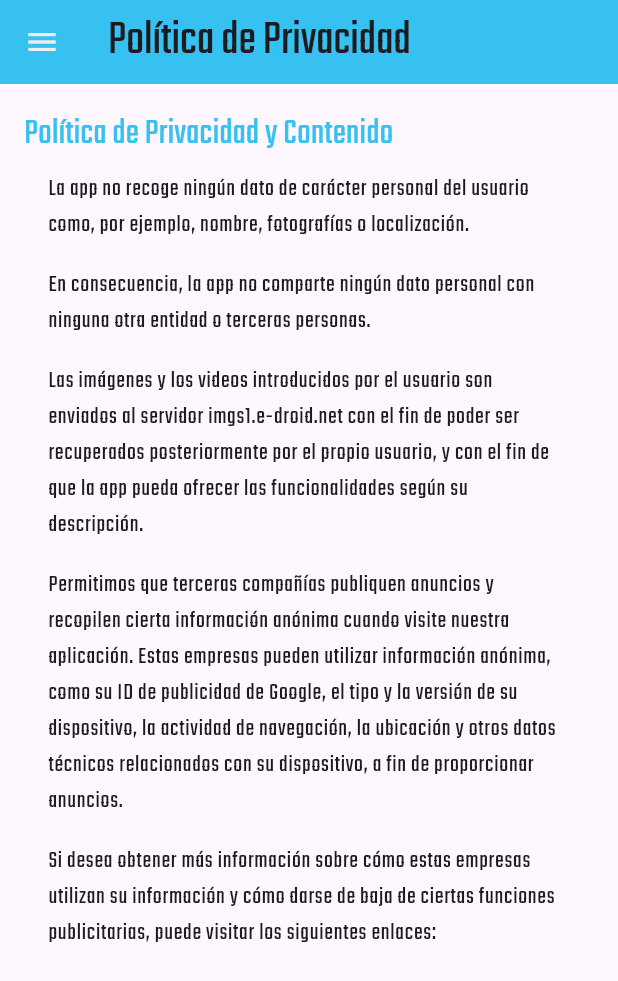
After one commit to Imatifdev/motoplay, a Flutter app: the screen it shows after launch, in the side drawer, after a tap on "Politicas de Privacidad", on a phone screen of 412 x 824 dp. The commit adds this screen. Shown: the top 981 px of the screen. Run offline on Flutter 3.47's test engine with Material 2 defaults, Android fonts, the phone set to English and light mode, and no system bars; our stand-ins replace google_fonts; missing offline and left inert: blogger_api.

Commit message:
privacy-policy

```diff
--- a/lib/screens/dashboard.dart
+++ b/lib/screens/dashboard.dart
@@ -6,6 +6,7 @@ import 'package:flutter/material.dart';
 import 'package:http/http.dart' as http;
 import 'package:motplay/screens/configration.dart';
 import 'package:motplay/screens/dmca.dart';
+import 'package:motplay/screens/privacy-policy.dart';
 import 'package:xml/xml.dart';
 import '../test/html_view.dart';
 import '../utils/constanst.dart';
@@ -220,6 +221,10 @@ class _DashboardState extends State<Dashboard> {
               thickness: 0.5,
             ),
             ListTile(
+              onTap: () {
+                Navigator.push(context,
+                    MaterialPageRoute(builder: (ctx) => PrivacyPolicyScreen()));
+              },
               leading: ImageIcon(AssetImage("assets/images/icon2.png")),
               title: Text(
                 "Politicas de Privacidad",
--- /dev/null
+++ b/lib/screens/privacy-policy.dart
@@ -0,0 +1,49 @@
+import 'package:flutter/material.dart';
+import 'package:motplay/utils/mycolors.dart';
+import 'package:url_launcher/url_launcher.dart';
+
+class PrivacyPolicyScreen extends StatelessWidget {
+  @override
+  Widget build(BuildContext context) {
+    return Scaffold(
+      drawer: Drawer(),
+      appBar: AppBar(
+        backgroundColor: blue,
+        title: Text(
+          'Política de Privacidad',
+          style: TextStyle(fontSize: 32),
+        ),
+        iconTheme: IconThemeData(color: Colors.grey.shade200),
+      ),
+      body: ListView(
+        padding: EdgeInsets.all(16.0),
+        children: [
+          Text(
+            "Política de Privacidad y Contenido",
+            style: TextStyle(fontSize: 24, color: blue),
+          ),
+          ListTile(
+            title: Text(
+                'La app no recoge ningún dato de carácter personal del usuario como, por ejemplo, nombre, fotografías o localización.'),
+          ),
+          ListTile(
+            title: Text(
+                'En consecuencia, la app no comparte ningún dato personal con ninguna otra entidad o terceras personas.'),
+          ),
+          ListTile(
+            title: Text(
+                'Las imágenes y los videos introducidos por el usuario son enviados al servidor imgs1.e-droid.net con el fin de poder ser recuperados posteriormente por el propio usuario, y con el fin de que la app pueda ofrecer las funcionalidades según su descripción.'),
+          ),
+          ListTile(
+            title: Text(
+                'Permitimos que terceras compañías publiquen anuncios y recopilen cierta información anónima cuando visite nuestra aplicación. Estas empresas pueden utilizar información anónima, como su ID de publicidad de Google, el tipo y la versión de su dispositivo, la actividad de navegación, la ubicación y otros datos técnicos relacionados con su dispositivo, a fin de proporcionar anuncios.'),
+          ),
+          ListTile(
+            title: Text(
+                'Si desea obtener más información sobre cómo estas empresas utilizan su información y cómo darse de baja de ciertas funciones publicitarias, puede visitar los siguientes enlaces:'),
+          ),
+        ],
+      ),
+    );
+  }
+}
```
Also changed, not shown: assets/images/donation.png (added).
